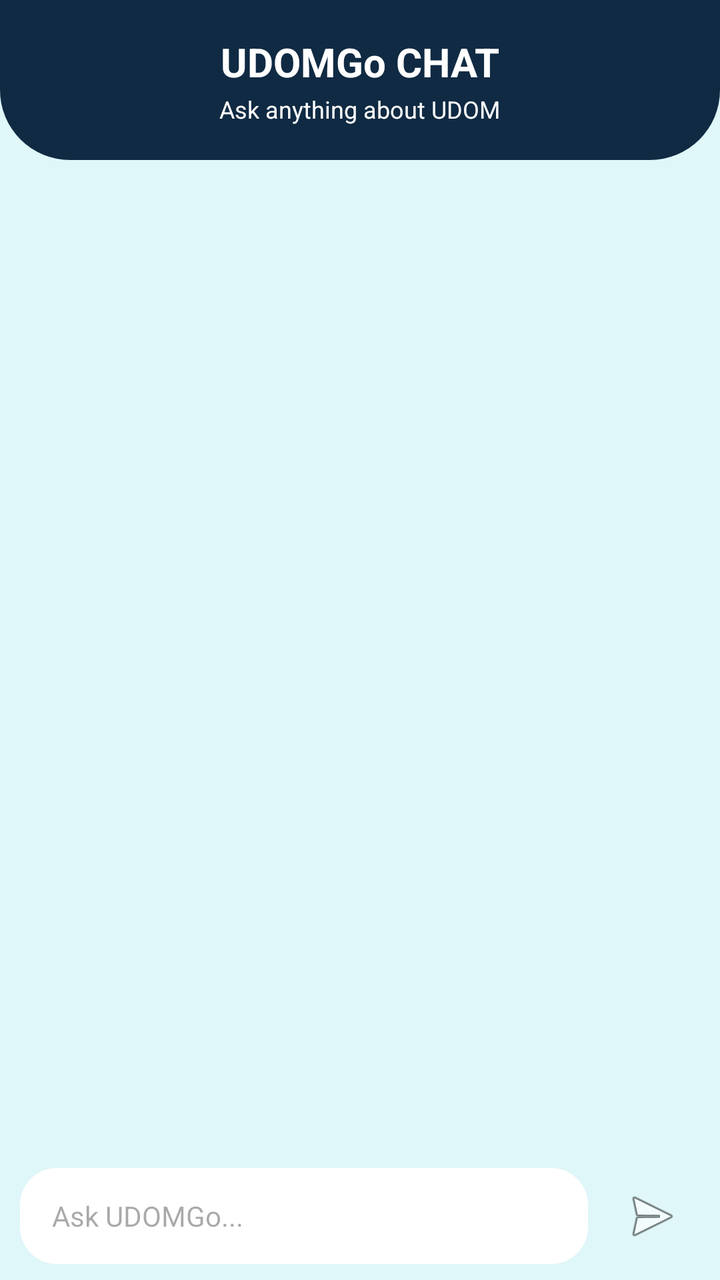
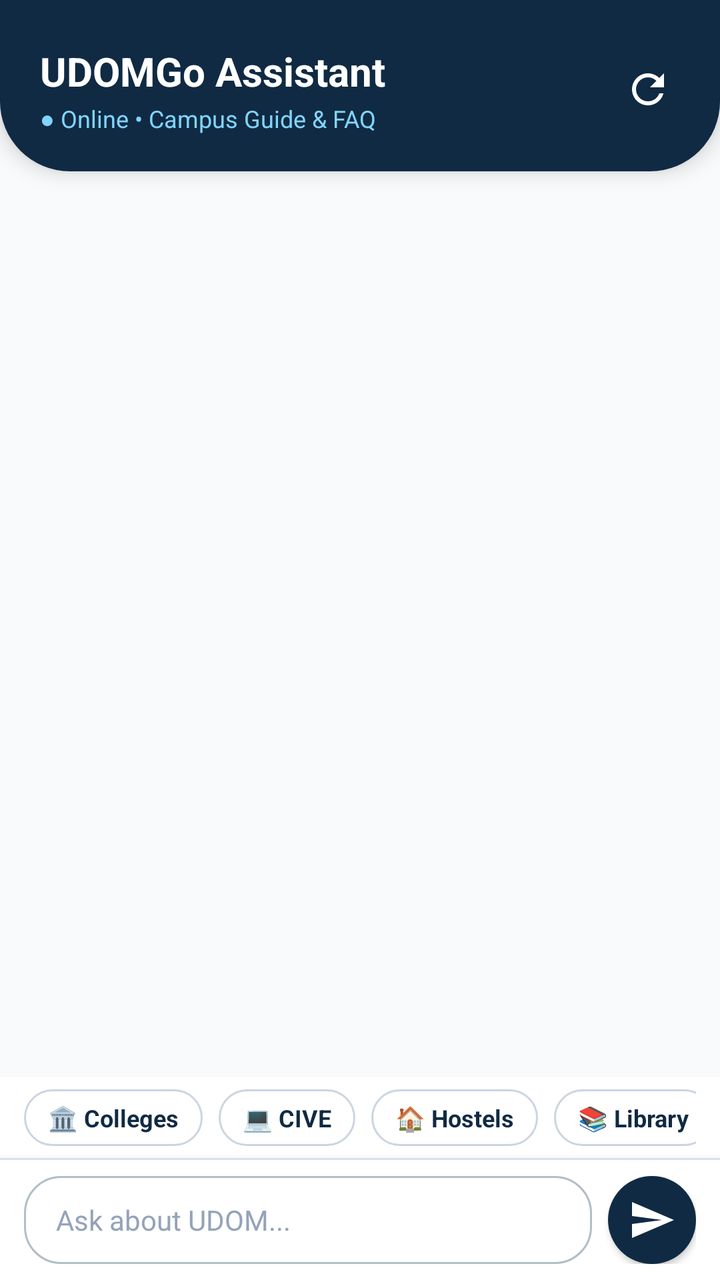

The first picture is an Android layout as it rendered before a commit; the second is the same layout after the commit. The layout source and the unified diff follow.
<!-- AndroidManifest.xml: application theme Theme.UDOMGo -->
<!-- res/layout/fragment_chat.xml -->
<?xml version="1.0" encoding="utf-8"?>
<LinearLayout
    xmlns:android="http://schemas.android.com/apk/res/android"
    android:layout_width="match_parent"
    android:layout_height="match_parent"
    android:orientation="vertical"
    android:background="#E0F7FA">

    

    <LinearLayout
        android:layout_width="match_parent"
        android:layout_height="80dp"
        android:orientation="vertical"
        android:gravity="center"
        android:background="@drawable/login_header">

        <TextView
            android:layout_width="wrap_content"
            android:layout_height="wrap_content"
            android:text="UDOMGo CHAT"
            android:textColor="#FFFFFF"
            android:textSize="20sp"
            android:textStyle="bold" />

        <TextView
            android:layout_width="wrap_content"
            android:layout_height="wrap_content"
            android:layout_marginTop="2dp"
            android:text="Ask anything about UDOM"
            android:textColor="#FFFFFF"
            android:textSize="12sp" />

    </LinearLayout>


    

    <ScrollView
        android:id="@+id/chatScrollView"
        android:importantForAccessibility="no"
        android:layout_width="match_parent"
        android:layout_height="0dp"
        android:layout_weight="1"
        android:fillViewport="true"
        android:scrollbars="none">

        <LinearLayout
            android:id="@+id/chatContainer"
            android:layout_width="match_parent"
            android:layout_height="wrap_content"
            android:orientation="vertical"
            android:padding="16dp" />

    </ScrollView>


    

    <LinearLayout
        android:id="@+id/chatInputBar"
        android:layout_width="match_parent"
        android:layout_height="64dp"
        android:orientation="horizontal"
        android:gravity="center_vertical"
        android:paddingStart="10dp"
        android:paddingEnd="10dp"
        android:paddingTop="8dp"
        android:paddingBottom="8dp"
        android:elevation="8dp">

        <EditText
            android:id="@+id/chatInput"
            android:layout_width="0dp"
            android:layout_height="48dp"
            android:layout_weight="1"
            android:hint="Ask UDOMGo..."
            android:paddingStart="16dp"
            android:paddingEnd="16dp"
            android:singleLine="true"
            android:backgroundTint="#ffffff"
            android:textSize="14sp"
            android:background="@drawable/rounded_input" />

        <ImageButton
            android:id="@+id/sendButton"
            android:layout_width="48dp"
            android:layout_height="48dp"
            android:layout_marginStart="8dp"
            android:background="@android:color/transparent"
            android:src="@android:drawable/ic_menu_send"
            android:contentDescription="Send" />

    </LinearLayout>

</LinearLayout>
<!-- resources referenced by this layout -->
<resources>
  <!-- drawable login_header (drawable) -->
  <?xml version="1.0" encoding="utf-8"?>
  <shape xmlns:android="http://schemas.android.com/apk/res/android"
      android:shape="rectangle">
  
      <solid android:color="#102A43" />
  
      <corners
          android:bottomLeftRadius="35dp"
          android:bottomRightRadius="35dp" />
  
  </shape>
  <!-- drawable rounded_input (drawable) -->
  <?xml version="1.0" encoding="utf-8"?>
  <shape xmlns:android="http://schemas.android.com/apk/res/android"
      android:shape="rectangle">
  
      <solid android:color="#FFFFFF" />
  
      <stroke
          android:width="1dp"
          android:color="#B0BEC5" />
  
      <corners android:radius="18dp" />
  
  </shape>
  <style name="Theme.UDOMGo" parent="Base.Theme.UDOMGo" />
  <style name="Base.Theme.UDOMGo" parent="Theme.Material3.DayNight.NoActionBar">
          
          
      </style>
</resources>

<!-- the commit's change to res/layout/fragment_chat.xml (unified diff, before → after) -->
@@ -4,92 +4,300 @@
     android:layout_width="match_parent"
     android:layout_height="match_parent"
     android:orientation="vertical"
-    android:background="#E0F7FA">
+    android:background="#F8FAFC">
 
     
-
     <LinearLayout
-        android:layout_width="match_parent"
-        android:layout_height="80dp"
-        android:orientation="vertical"
-        android:gravity="center"
-        android:background="@drawable/login_header">
-
-        <TextView
-            android:layout_width="wrap_content"
+        android:id="@+id/chatHeader"
+        android:layout_width="match_parent"
+        android:layout_height="wrap_content"
+        android:orientation="horizontal"
+        android:gravity="center_vertical"
+        android:background="@drawable/login_header"
+        android:paddingStart="20dp"
+        android:paddingEnd="16dp"
+        android:paddingTop="22dp"
+        android:paddingBottom="18dp"
+        android:elevation="6dp">
+
+        <LinearLayout
+            android:layout_width="0dp"
             android:layout_height="wrap_content"
-            android:text="UDOMGo CHAT"
-            android:textColor="#FFFFFF"
-            android:textSize="20sp"
-            android:textStyle="bold" />
-
-        <TextView
-            android:layout_width="wrap_content"
-            android:layout_height="wrap_content"
-            android:layout_marginTop="2dp"
-            android:text="Ask anything about UDOM"
-            android:textColor="#FFFFFF"
-            android:textSize="12sp" />
+            android:layout_weight="1"
+            android:orientation="vertical">
+
+            <TextView
+                android:layout_width="wrap_content"
+                android:layout_height="wrap_content"
+                android:text="UDOMGo Assistant"
+                android:textColor="#FFFFFF"
+                android:textSize="20sp"
+                android:textStyle="bold" />
+
+            <TextView
+                android:layout_width="wrap_content"
+                android:layout_height="wrap_content"
+                android:layout_marginTop="2dp"
+                android:text="● Online • Campus Guide &amp; FAQ"
+                android:textColor="#81D4FA"
+                android:textSize="12sp" />
+
+        </LinearLayout>
+
+        <ImageButton
+            android:id="@+id/clearChatButton"
+            android:layout_width="40dp"
+            android:layout_height="40dp"
+            android:background="?attr/selectableItemBackgroundBorderless"
+            android:src="@drawable/ic_refresh"
+            android:contentDescription="Clear Chat"
+            android:padding="8dp" />
 
     </LinearLayout>
 
 
     
-
     <ScrollView
         android:id="@+id/chatScrollView"
-        android:importantForAccessibility="no"
         android:layout_width="match_parent"
         android:layout_height="0dp"
         android:layout_weight="1"
         android:fillViewport="true"
-        android:scrollbars="none">
+        android:scrollbars="vertical"
+        android:paddingStart="12dp"
+        android:paddingEnd="12dp"
+        android:paddingTop="8dp"
+        android:paddingBottom="8dp"
+        android:clipToPadding="false">
 
         <LinearLayout
             android:id="@+id/chatContainer"
             android:layout_width="match_parent"
             android:layout_height="wrap_content"
-            android:orientation="vertical"
-            android:padding="16dp" />
+            android:orientation="vertical" />
 
     </ScrollView>
 
 
     
-
+    <HorizontalScrollView
+        android:id="@+id/quickSuggestionsScroll"
+        android:layout_width="match_parent"
+        android:layout_height="wrap_content"
+        android:scrollbars="none"
+        android:paddingStart="12dp"
+        android:paddingEnd="12dp"
+        android:paddingTop="6dp"
+        android:paddingBottom="6dp"
+        android:background="#FFFFFF">
+
+        <LinearLayout
+            android:id="@+id/quickChipsContainer"
+            android:layout_width="wrap_content"
+            android:layout_height="wrap_content"
+            android:orientation="horizontal"
+            android:gravity="center_vertical">
+
+            <TextView
+                android:id="@+id/chipColleges"
+                android:layout_width="wrap_content"
+                android:layout_height="wrap_content"
+                android:text="🏛️ Colleges"
+                android:textSize="12sp"
+                android:textColor="#102A43"
+                android:textStyle="bold"
+                android:background="@drawable/chat_chip_bg"
+                android:paddingStart="12dp"
+                android:paddingEnd="12dp"
+                android:paddingTop="6dp"
+                android:paddingBottom="6dp"
+                android:layout_marginEnd="8dp"
+                android:clickable="true"
+                android:focusable="true" />
+
+            <TextView
+                android:id="@+id/chipCive"
+                android:layout_width="wrap_content"
+                android:layout_height="wrap_content"
+                android:text="💻 CIVE"
+                android:textSize="12sp"
+                android:textColor="#102A43"
+                android:textStyle="bold"
+                android:background="@drawable/chat_chip_bg"
+                android:paddingStart="12dp"
+                android:paddingEnd="12dp"
+                android:paddingTop="6dp"
+                android:paddingBottom="6dp"
+                android:layout_marginEnd="8dp"
+                android:clickable="true"
+                android:focusable="true" />
+
+            <TextView
+                android:id="@+id/chipHostels"
+                android:layout_width="wrap_content"
+                android:layout_height="wrap_content"
+                android:text="🏠 Hostels"
+                android:textSize="12sp"
+                android:textColor="#102A43"
+                android:textStyle="bold"
+                android:background="@drawable/chat_chip_bg"
+                android:paddingStart="12dp"
+                android:paddingEnd="12dp"
+                android:paddingTop="6dp"
+                android:paddingBottom="6dp"
+                android:layout_marginEnd="8dp"
+                android:clickable="true"
+                android:focusable="true" />
+
+            <TextView
+                android:id="@+id/chipLibrary"
+                android:layout_width="wrap_content"
+                android:layout_height="wrap_content"
+                android:text="📚 Library"
+                android:textSize="12sp"
+                android:textColor="#102A43"
+                android:textStyle="bold"
+                android:background="@drawable/chat_chip_bg"
+                android:paddingStart="12dp"
+                android:paddingEnd="12dp"
+                android:paddingTop="6dp"
+                android:paddingBottom="6dp"
+                android:layout_marginEnd="8dp"
+                android:clickable="true"
+                android:focusable="true" />
+
+            <TextView
+                android:id="@+id/chipCafeteria"
+                android:layout_width="wrap_content"
+                android:layout_height="wrap_content"
+                android:text="🍽️ Cafeteria"
+                android:textSize="12sp"
+                android:textColor="#102A43"
+                android:textStyle="bold"
+                android:background="@drawable/chat_chip_bg"
+                android:paddingStart="12dp"
+                android:paddingEnd="12dp"
+                android:paddingTop="6dp"
+                android:paddingBottom="6dp"
+                android:layout_marginEnd="8dp"
+                android:clickable="true"
+                android:focusable="true" />
+
+            <TextView
+                android:id="@+id/chipFees"
+                android:layout_width="wrap_content"
+                android:layout_height="wrap_content"
+                android:text="💳 Fees / GePG"
+                android:textSize="12sp"
+                android:textColor="#102A43"
+                android:textStyle="bold"
+                android:background="@drawable/chat_chip_bg"
+                android:paddingStart="12dp"
+                android:paddingEnd="12dp"
+                android:paddingTop="6dp"
+                android:paddingBottom="6dp"
+                android:layout_marginEnd="8dp"
+                android:clickable="true"
+                android:focusable="true" />
+
+            <TextView
+                android:id="@+id/chipSr2"
+                android:layout_width="wrap_content"
+                android:layout_height="wrap_content"
+                android:text="📋 SR2 Portal"
+                android:textSize="12sp"
+                android:textColor="#102A43"
+                android:textStyle="bold"
+                android:background="@drawable/chat_chip_bg"
+                android:paddingStart="12dp"
+                android:paddingEnd="12dp"
+                android:paddingTop="6dp"
+                android:paddingBottom="6dp"
+                android:layout_marginEnd="8dp"
+                android:clickable="true"
+                android:focusable="true" />
+
+            <TextView
+                android:id="@+id/chipTransport"
+                android:layout_width="wrap_content"
+                android:layout_height="wrap_content"
+                android:text="🚌 Transport"
+                android:textSize="12sp"
+                android:textColor="#102A43"
+                android:textStyle="bold"
+                android:background="@drawable/chat_chip_bg"
+                android:paddingStart="12dp"
+                android:paddingEnd="12dp"
+                android:paddingTop="6dp"
+                android:paddingBottom="6dp"
+                android:layout_marginEnd="8dp"
+                android:clickable="true"
+                android:focusable="true" />
+
+            <TextView
+                android:id="@+id/chipHealth"
+                android:layout_width="wrap_content"
+                android:layout_height="wrap_content"
+                android:text="🏥 Health Center"
+                android:textSize="12sp"
+                android:textColor="#102A43"
+                android:textStyle="bold"
+                android:background="@drawable/chat_chip_bg"
+                android:paddingStart="12dp"
+                android:paddingEnd="12dp"
+                android:paddingTop="6dp"
+                android:paddingBottom="6dp"
+                android:layout_marginEnd="8dp"
+                android:clickable="true"
+                android:focusable="true" />
+
+        </LinearLayout>
+    </HorizontalScrollView>
+
+    <View
+        android:layout_width="match_parent"
+        android:layout_height="1dp"
+        android:background="#E2E8F0" />
+
+    
     <LinearLayout
         android:id="@+id/chatInputBar"
         android:layout_width="match_parent"
-        android:layout_height="64dp"
+        android:layout_height="60dp"
         android:orientation="horizontal"
         android:gravity="center_vertical"
-        android:paddingStart="10dp"
-        android:paddingEnd="10dp"
+        android:background="#FFFFFF"
+        android:paddingStart="12dp"
+        android:paddingEnd="12dp"
         android:paddingTop="8dp"
         android:paddingBottom="8dp"
-        android:elevation="8dp">
+        android:elevation="10dp">
 
         <EditText
             android:id="@+id/chatInput"
             android:layout_width="0dp"
-            android:layout_height="48dp"
+            android:layout_height="44dp"
             android:layout_weight="1"
-            android:hint="Ask UDOMGo..."
+            android:hint="Ask about UDOM..."
+            android:textColorHint="#94A3B8"
+            android:textColor="#0F172A"
             android:paddingStart="16dp"
             android:paddingEnd="16dp"
             android:singleLine="true"
-            android:backgroundTint="#ffffff"
+            android:imeOptions="actionSend"
             android:textSize="14sp"
             android:background="@drawable/rounded_input" />
 
         <ImageButton
             android:id="@+id/sendButton"
-            android:layout_width="48dp"
-            android:layout_height="48dp"
+            android:layout_width="44dp"
+            android:layout_height="44dp"
             android:layout_marginStart="8dp"
-            android:background="@android:color/transparent"
-            android:src="@android:drawable/ic_menu_send"
-            android:contentDescription="Send" />
+            android:background="@drawable/chat_send_button_bg"
+            android:src="@drawable/ic_send"
+            android:contentDescription="Send"
+            android:padding="10dp"
+            android:elevation="2dp" />
 
     </LinearLayout>
 
<!-- resource entries referenced after the edit -->
@@ -1,5 +1,42 @@
 <!-- resources referenced by this layout -->
 <resources>
+  <!-- drawable chat_chip_bg (drawable) -->
+  <?xml version="1.0" encoding="utf-8"?>
+  <shape xmlns:android="http://schemas.android.com/apk/res/android"
+      android:shape="rectangle">
+      <solid android:color="#FFFFFF" />
+      <stroke
+          android:width="1dp"
+          android:color="#CBD5E1" />
+      <corners android:radius="16dp" />
+  </shape>
+  <!-- drawable chat_send_button_bg (drawable) -->
+  <?xml version="1.0" encoding="utf-8"?>
+  <shape xmlns:android="http://schemas.android.com/apk/res/android"
+      android:shape="oval">
+      <solid android:color="#102A43" />
+  </shape>
+  <!-- drawable ic_refresh (drawable) -->
+  <vector xmlns:android="http://schemas.android.com/apk/res/android"
+      android:width="24dp"
+      android:height="24dp"
+      android:viewportWidth="24"
+      android:viewportHeight="24">
+      <path
+          android:fillColor="#FFFFFF"
+          android:pathData="M17.65,6.35C16.2,4.9 14.21,4 12,4c-4.42,0 -7.99,3.58 -7.99,8s3.57,8 7.99,8c3.73,0 6.84,-2.55 7.73,-6h-2.08c-0.82,2.33 -3.04,4 -5.65,4 -3.31,0 -6,-2.69 -6,-6s2.69,-6 6,-6c1.66,0 3.14,0.69 4.22,1.78L13,11h7V4l-2.35,2.35z"/>
+  </vector>
+  <!-- drawable ic_send (drawable) -->
+  <vector xmlns:android="http://schemas.android.com/apk/res/android"
+      android:width="24dp"
+      android:height="24dp"
+      android:viewportWidth="24"
+      android:viewportHeight="24"
+      android:autoMirrored="true">
+      <path
+          android:fillColor="#FFFFFF"
+          android:pathData="M2.01,21L23,12 2.01,3 2,10l15,2 -15,2z" />
+  </vector>
   <!-- drawable login_header (drawable) -->
   <?xml version="1.0" encoding="utf-8"?>
   <shape xmlns:android="http://schemas.android.com/apk/res/android"
